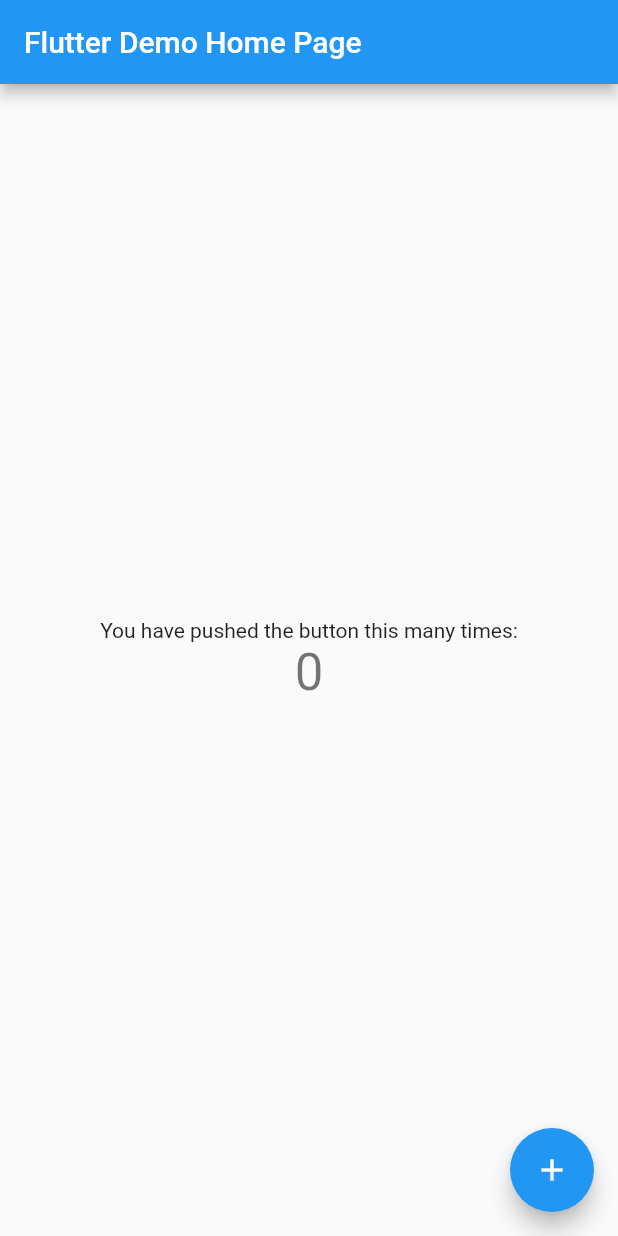
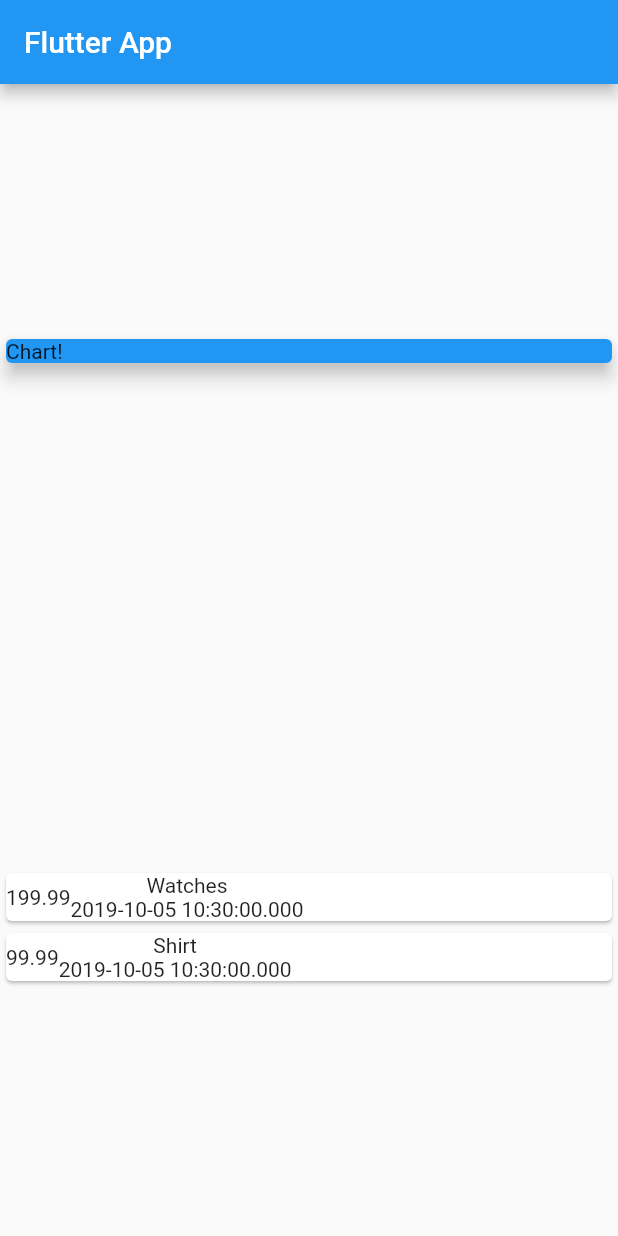
Before and after one commit to NitelPhyoe/Flutter-personal-expenses, a Flutter app: the screen it shows after launch, on a phone screen of 412 x 824 dp. Run offline on Flutter 3.47's test engine with Material 2 defaults, Android fonts, the phone set to English and light mode, and no system bars.

Commit message:
05/10/19 Update

```diff
--- a/lib/main.dart
+++ b/lib/main.dart
@@ -1,4 +1,5 @@
 import 'package:flutter/material.dart';
+import './transaction.dart';
 
 void main() => runApp(MyApp());
 
@@ -7,105 +8,67 @@ class MyApp extends StatelessWidget {
   @override
   Widget build(BuildContext context) {
     return MaterialApp(
-      title: 'Flutter Demo',
-      theme: ThemeData(
-        // This is the theme of your application.
-        //
-        // Try running your application with "flutter run". You'll see the
-        // application has a blue toolbar. Then, without quitting the app, try
-        // changing the primarySwatch below to Colors.green and then invoke
-        // "hot reload" (press "r" in the console where you ran "flutter run",
-        // or simply save your changes to "hot reload" in a Flutter IDE).
-        // Notice that the counter didn't reset back to zero; the application
-        // is not restarted.
-        primarySwatch: Colors.blue,
-      ),
-      home: MyHomePage(title: 'Flutter Demo Home Page'),
+      title: 'Personal Expense',
+      home: MyHomePage(),
     );
   }
 }
 
-class MyHomePage extends StatefulWidget {
-  MyHomePage({Key key, this.title}) : super(key: key);
-
-  // This widget is the home page of your application. It is stateful, meaning
-  // that it has a State object (defined below) that contains fields that affect
-  // how it looks.
-
-  // This class is the configuration for the state. It holds the values (in this
-  // case the title) provided by the parent (in this case the App widget) and
-  // used by the build method of the State. Fields in a Widget subclass are
-  // always marked "final".
-
-  final String title;
-
-  @override
-  _MyHomePageState createState() => _MyHomePageState();
-}
-
-class _MyHomePageState extends State<MyHomePage> {
-  int _counter = 0;
-
-  void _incrementCounter() {
-    setState(() {
-      // This call to setState tells the Flutter framework that something has
-      // changed in this State, which causes it to rerun the build method below
-      // so that the display can reflect the updated values. If we changed
-      // _counter without calling setState(), then the build method would not be
-      // called again, and so nothing would appear to happen.
-      _counter++;
-    });
-  }
+class MyHomePage extends StatelessWidget {
+  final List<Transaction> transactions = [
+    Transaction(
+      id: 't1',
+      title: 'Watches',
+      amount: 199.99,
+      date: DateTime.now(),
+    ),
+    Transaction(
+      id: 't2',
+      title: 'Shirt',
+      amount: 99.99,
+      date: DateTime.now(),
+    ),
+  ];
 
   @override
   Widget build(BuildContext context) {
-    // This method is rerun every time setState is called, for instance as done
-    // by the _incrementCounter method above.
-    //
-    // The Flutter framework has been optimized to make rerunning build methods
-    // fast, so that you can just rebuild anything that needs updating rather
-    // than having to individually change instances of widgets.
     return Scaffold(
       appBar: AppBar(
-        // Here we take the value from the MyHomePage object that was created by
-        // the App.build method, and use it to set our appbar title.
-        title: Text(widget.title),
+        title: Text("Flutter App"),
       ),
-      body: Center(
-        // Center is a layout widget. It takes a single child and positions it
-        // in the middle of the parent.
-        child: Column(
-          // Column is also layout widget. It takes a list of children and
-          // arranges them vertically. By default, it sizes itself to fit its
-          // children horizontally, and tries to be as tall as its parent.
-          //
-          // Invoke "debug painting" (press "p" in the console, choose the
-          // "Toggle Debug Paint" action from the Flutter Inspector in Android
-          // Studio, or the "Toggle Debug Paint" command in Visual Studio Code)
-          // to see the wireframe for each widget.
-          //
-          // Column has various properties to control how it sizes itself and
-          // how it positions its children. Here we use mainAxisAlignment to
-          // center the children vertically; the main axis here is the vertical
-          // axis because Columns are vertical (the cross axis would be
-          // horizontal).
-          mainAxisAlignment: MainAxisAlignment.center,
-          children: <Widget>[
-            Text(
-              'You have pushed the button this many times:',
+      body: Column(
+        mainAxisAlignment: MainAxisAlignment.spaceAround,
+        crossAxisAlignment: CrossAxisAlignment.stretch,
+        children: <Widget>[
+          Container(
+            width: double.infinity,
+            child: Card(
+              child: Text("Chart!"),
+              color: Colors.blue,
+              elevation: 5,
             ),
-            Text(
-              '$_counter',
-              style: Theme.of(context).textTheme.display1,
-            ),
-          ],
-        ),
+          ),
+          Column(
+            children: transactions.map((tx) {
+              return Card(
+                child: Row(
+                  children: <Widget>[
+                    Container(
+                      child: Text(tx.amount.toString()),
+                    ),
+                    Column(
+                      children: <Widget>[
+                        Text(tx.title),
+                        Text(tx.date.toString()),
+                      ],
+                    ),
+                  ],
+                ),
+              );
+            }).toList(),
+          ),
+        ],
       ),
-      floatingActionButton: FloatingActionButton(
-        onPressed: _incrementCounter,
-        tooltip: 'Increment',
-        child: Icon(Icons.add),
-      ), // This trailing comma makes auto-formatting nicer for build methods.
     );
   }
 }
--- /dev/null
+++ b/lib/transaction.dart
@@ -0,0 +1,14 @@
+import 'package:flutter/foundation.dart';
+
+class Transaction {
+  final String id;
+  final String title;
+  final double amount;
+  final DateTime date;
+  Transaction({
+    @required this.id,
+    @required this.title,
+    @required this.amount,
+    @required this.date,
+  });
+}
```
Also changed, not shown: pubspec.lock, 1 other file.
